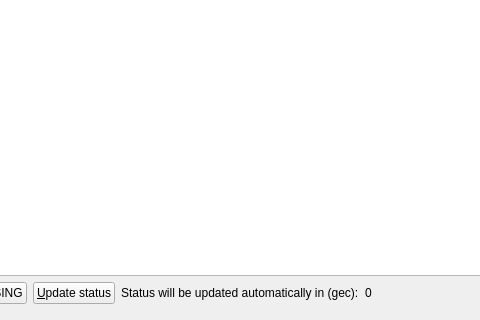
Before: the Qt Designer form src/qt/forms/masternodelist.ui in rivanando/GoldEgg, drawn with Qt 5; both pictures show x 257 to 737 and y 137 to 457 of the 962 by 457 pixel window.
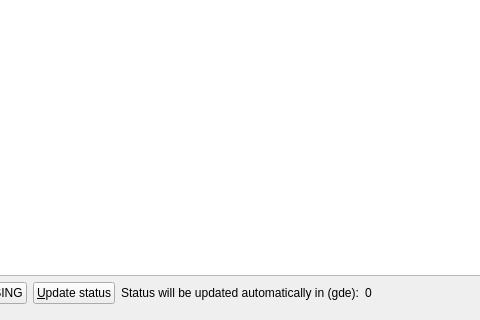
After: the same form once the commit is applied.

```diff
--- a/src/qt/forms/masternodelist.ui
+++ b/src/qt/forms/masternodelist.ui
@@ -234,7 +234,7 @@
                   <item>
                    <widget class="QLabel" name="autoupdate_label">
                     <property name="text">
-                     <string>Status will be updated automatically in (gec):</string>
+                     <string>Status will be updated automatically in (gde):</string>
                     </property>
                    </widget>
                   </item>
```
